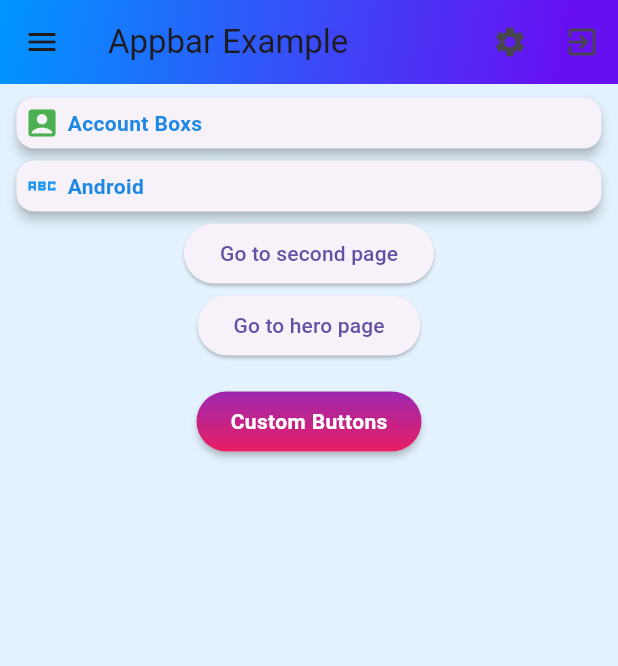
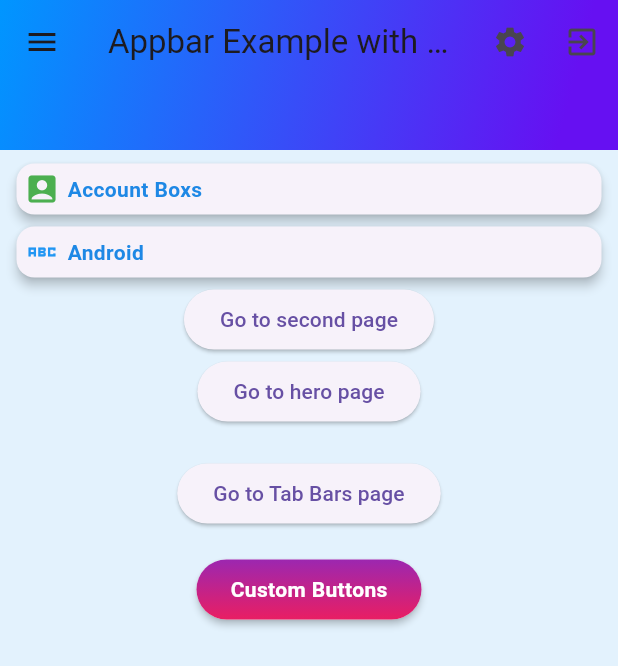
Before and after one commit to MFaqihRidho/learn-flutter, a Flutter app: the MainPage screen opened directly, on a phone screen of 412 x 824 dp. Shown: the top 666 px of the screen. Run offline on Flutter 3.47's test engine with Material 3 defaults, Android fonts, the phone set to English and light mode, and no system bars.

Commit message:
✨ learn tabBar

```diff
--- a/lib/main_page.dart
+++ b/lib/main_page.dart
@@ -2,6 +2,7 @@ import 'package:flutter/material.dart';
 import 'package:quran_app/hero_page.dart';
 import 'package:quran_app/login_page.dart';
 import 'package:quran_app/second_page.dart';
+import 'package:quran_app/tab_bar_page.dart';
 
 class MainPage extends StatelessWidget {
   const MainPage({super.key});
@@ -11,9 +12,11 @@ class MainPage extends StatelessWidget {
     return Scaffold(
       // appbar
       backgroundColor: Colors.blue.shade50,
-      appBar: AppBar(
+      appBar: PreferredSize(
+        preferredSize: const Size.fromHeight(100),
+        child: AppBar(
           leading: const Icon(Icons.menu),
-        title: const Text('Appbar Example'),
+          title: const Text('Appbar Example with custom height'),
           actions: [
             IconButton(onPressed: () {}, icon: Icon(Icons.settings)),
             IconButton(
@@ -31,6 +34,7 @@ class MainPage extends StatelessWidget {
                 colors: [Color(0xff0096ff), Color(0xff6610f2)],
                 begin: Alignment.topLeft,
                 end: Alignment(0.8, 1),
+              ),
             ),
           ),
         ),
@@ -68,6 +72,18 @@ class MainPage extends StatelessWidget {
               onPressed: () {
                 Navigator.push(context, MaterialPageRoute(builder: (context) {
                   return const HeroPage();
+                }));
+              },
+            ),
+          ),
+          const SizedBox(height: 20),
+          Center(
+            child: ElevatedButton(
+              child: const Text("Go to Tab Bars page"),
+              style: ElevatedButton.styleFrom(shape: const StadiumBorder()),
+              onPressed: () {
+                Navigator.push(context, MaterialPageRoute(builder: (context) {
+                  return const TabBarPage();
                 }));
               },
             ),
```
Also changed, not shown: lib/tab_bar_page.dart (added, +61 -0 lines). Lines whose indentation alone changed are shown as unchanged.
